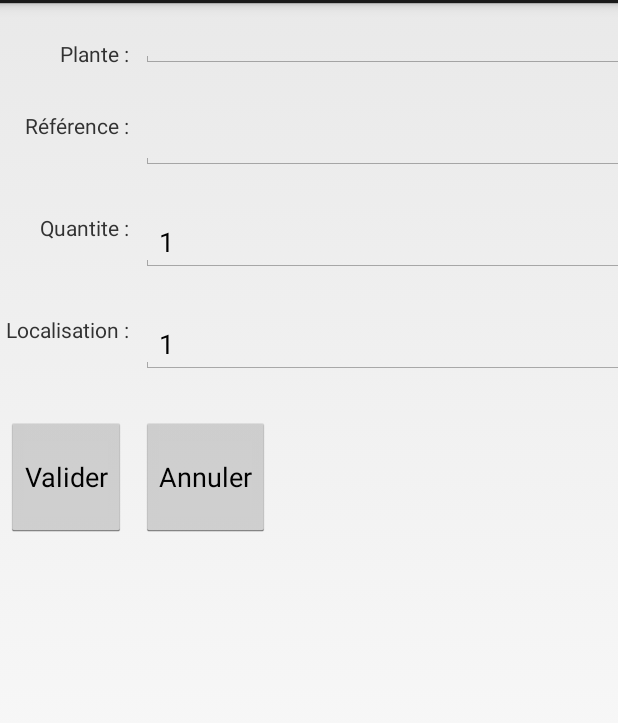
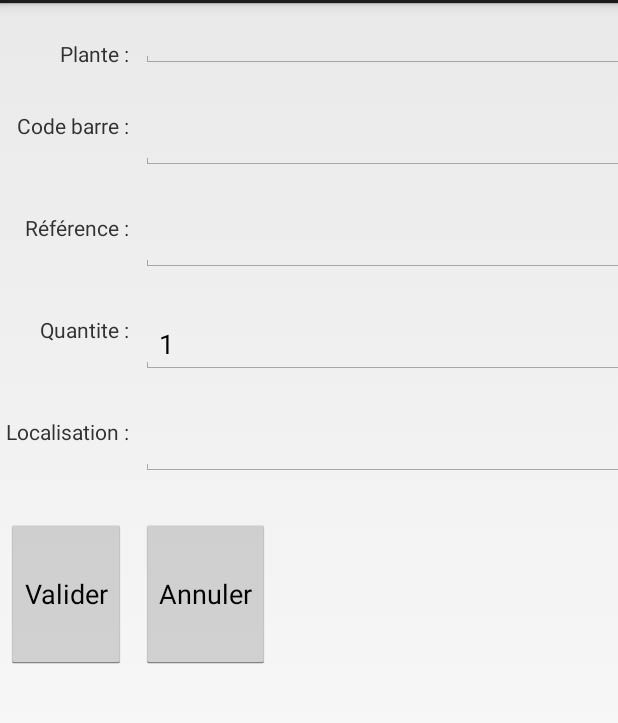
Before and after one commit to jmauffray/LibreInventory, an Android app: the InventoryActivity screen opened directly, with no data from a screen before it, after a tap on "Annuler", on a phone screen of 412 x 824 dp, the part 69-792 px from its top. Run offline under Robolectric (Android 15) with nearby library versions, the light colour scheme and no system bars.

Commit message:
Update inventory

```diff
--- a/app/src/main/java/com/libreinventory/libreinventory/InventoryActivity.java
+++ b/app/src/main/java/com/libreinventory/libreinventory/InventoryActivity.java
@@ -2,7 +2,8 @@ package com.libreinventory.libreinventory;
 
 import android.app.Activity;
 import android.os.Bundle;
-import android.util.Log;
+import android.text.Editable;
+import android.text.TextWatcher;
 import android.view.View;
 import android.view.View.OnClickListener;
 import android.widget.AdapterView;
@@ -11,6 +12,7 @@ import android.widget.AutoCompleteTextView;
 import android.widget.Button;
 import android.widget.EditText;
 import android.widget.TextView;
+import android.widget.Toast;
 
 import com.libreinventory.libreinventory.config.Config;
 import com.libreinventory.libreinventory.db.InventoryItemDAO;
@@ -21,24 +23,29 @@ import com.libreinventory.libreinventory.widget.ProductsAutoCompleteAdapter;
 import java.sql.SQLException;
 
 
-/**
- * A login screen that offers login via email/password.
- */
 public class InventoryActivity extends Activity implements OnClickListener {
-
 
     private View mRootView;
 
     // UI references.
+    private AutoCompleteTextView mProductText;
+    private EditText mBarCode;
     private EditText mReferenceText;
     private EditText mQuantiteText;
     private EditText mLocalisationText;
 
     @Override
     protected void onCreate(Bundle savedInstanceState) {
+
         super.onCreate(savedInstanceState);
         setContentView(R.layout.activity_inventory);
         mRootView = getWindow().getDecorView();
+
+        mProductText = (AutoCompleteTextView) mRootView.findViewById(R.id.autoCompleteTextProduct);
+        mBarCode = (EditText) mRootView.findViewById(R.id.editTextBarCode);
+        mReferenceText = (EditText) mRootView.findViewById(R.id.editTextRef);
+        mQuantiteText = (EditText) mRootView.findViewById(R.id.editTextQuantite);
+        mLocalisationText = (EditText) mRootView.findViewById(R.id.editTextLoc);
 
         //button listeners
         Button b = (Button) mRootView.findViewById(R.id.buttonOk);
@@ -46,6 +53,33 @@ public class InventoryActivity extends Activity implements OnClickListener {
 
         b = (Button) mRootView.findViewById(R.id.buttonCancel);
         b.setOnClickListener(this);
+
+        mBarCode.addTextChangedListener(new TextWatcher(){
+
+            public void afterTextChanged(Editable s) {
+                if(s.toString().length() == 13)
+                { //EAN13
+                    for(Article a:Config.articles)
+                    {
+                        if(a.getBarCode().equals(s))
+                        {
+                            mReferenceText.setText(String.valueOf(a.getId()));
+                        }
+                        else
+                        {
+                            mReferenceText.setText("Code barre inconnu");
+                        }
+                    }
+                }
+            }
+
+            public void beforeTextChanged(CharSequence s, int start, int count, int after)
+            {}
+
+            public void onTextChanged(CharSequence s, int start, int before, int count)
+            {}
+        });
+
 
         //autocomplete
         AutoCompleteTextView t =
@@ -64,6 +98,7 @@ public class InventoryActivity extends Activity implements OnClickListener {
                                     long position) {
                 Article article = (Article) adapter.getItem((int) position);
                 setInteger(mRootView, R.id.editTextRef, article.getId());
+                setString(mRootView, R.id.editTextBarCode, article.getBarCode());
             }
         });
 
@@ -72,12 +107,13 @@ public class InventoryActivity extends Activity implements OnClickListener {
     @Override
     public void onClick(View arg0) {
 
-        Log.e("log click", "aaaa");
         switch (arg0.getId()) {
             case R.id.buttonOk:
                 saveInventory();
                 break;
             case R.id.buttonCancel:
+                clearView();
+                Toast.makeText(this, "Annulé", Toast.LENGTH_SHORT).show();
                 break;
             default:
                 break;
@@ -87,14 +123,28 @@ public class InventoryActivity extends Activity implements OnClickListener {
     private void saveInventory() {
 
         // read inventory
-        EditText refStr = (EditText) mRootView.findViewById(R.id.editTextRef);
-        int ref = Integer.parseInt(refStr.getText().toString());
+        int ref = 0;
+        try
+        {
+            ref = Integer.parseInt(mReferenceText.getText().toString());
+        } catch (NumberFormatException e)
+        {
+            Toast.makeText(this, "Référence non définie", Toast.LENGTH_SHORT).show();
+            return;
+        }
 
-        EditText qStr = (EditText) mRootView.findViewById(R.id.editTextQuantite);
-        int q = Integer.parseInt(qStr.getText().toString());
+        int q = 0;
+        try
+        {
+             q = Integer.parseInt(mQuantiteText.getText().toString());
+        }
+        catch (NumberFormatException e)
+        {
+            Toast.makeText(this, "Quantité non définie", Toast.LENGTH_SHORT).show();
+            return;
 
-        EditText locStr = (EditText) mRootView.findViewById(R.id.editTextLoc);
-        String loc = locStr.getText().toString();
+        }
+        String loc = mLocalisationText.getText().toString();
 
         InventoryItem i = new InventoryItem();
         i.setArticleId(ref);
@@ -110,6 +160,18 @@ public class InventoryActivity extends Activity implements OnClickListener {
         }
         dao.createVente(i);
 
+        Toast.makeText(this, "Article ajouté:" + ref, Toast.LENGTH_SHORT).show();
+
+        clearView();
+    }
+
+    private void clearView() {
+
+        mProductText.setText("", false);
+        mBarCode.setText("");
+        mReferenceText.setText("");
+        mQuantiteText.setText("1");
+        mLocalisationText.setText("");
     }
 
     private void setString(View v, int id, String value) {
--- a/app/src/main/res/layout/activity_inventory.xml
+++ b/app/src/main/res/layout/activity_inventory.xml
@@ -4,12 +4,11 @@
     android:layout_height="fill_parent"
     android:alignmentMode="alignBounds"
     android:columnCount="2"
-    android:rowCount="6"
+    android:rowCount="7"
     android:useDefaultMargins="true"
     tools:context="com.libreinventory.libreinventory.InventoryActivity">
 
         <!-- plante -->
-
         <TextView
             android:layout_height="60dip"
             android:layout_column="0"
@@ -31,13 +30,30 @@
             <requestFocus />
         </AutoCompleteTextView>
 
-    <!-- prix -->
-
+    <!-- code barre -->
     <TextView
         android:layout_height="60dip"
         android:layout_column="0"
         android:layout_gravity="right|center"
         android:layout_row="2"
+        android:text="Code barre :" />
+
+    <EditText
+        android:id="@+id/editTextBarCode"
+        android:layout_width="match_parent"
+        android:layout_column="1"
+        android:layout_gravity="left|top"
+        android:layout_row="2"
+        android:ems="10"
+        android:inputType="text" >
+    </EditText>
+
+    <!-- Reference -->
+    <TextView
+        android:layout_height="60dip"
+        android:layout_column="0"
+        android:layout_gravity="right|center"
+        android:layout_row="3"
         android:text="Référence :" />
 
     <EditText
@@ -45,18 +61,17 @@
         android:layout_width="match_parent"
         android:layout_column="1"
         android:layout_gravity="left|top"
-        android:layout_row="2"
+        android:layout_row="3"
         android:ems="10"
-        android:inputType="numberDecimal" >
+        android:inputType="text" >
     </EditText>
 
         <!-- quantite -->
-
         <TextView
             android:layout_height="60dip"
             android:layout_column="0"
             android:layout_gravity="right|center"
-            android:layout_row="3"
+            android:layout_row="4"
             android:text="Quantite :" />
 
         <EditText
@@ -64,18 +79,17 @@
             android:layout_width="match_parent"
             android:layout_column="1"
             android:layout_gravity="left|top"
-            android:layout_row="3"
-            android:ems="10"
+            android:layout_row="4"
+            android:ems="15"
             android:inputType="numberDecimal"
             android:text="1" />
 
     <!-- localisation -->
-
     <TextView
         android:layout_height="60dip"
         android:layout_column="0"
         android:layout_gravity="right|center"
-        android:layout_row="4"
+        android:layout_row="5"
         android:text="Localisation :" />
 
     <EditText
@@ -83,30 +97,30 @@
         android:layout_width="match_parent"
         android:layout_column="1"
         android:layout_gravity="left|top"
-        android:layout_row="4"
-        android:ems="10"
+        android:layout_row="5"
+        android:ems="15"
         android:inputType="text"
-        android:text="1" />
+        android:text="" />
 
-
+    <!-- buttons -->
     <Button
         android:id="@+id/buttonOk"
         android:layout_width="wrap_content"
-        android:layout_height="80sp"
+        android:layout_height="100sp"
         android:layout_weight="1"
         android:layout_column="0"
         android:layout_gravity="left|top"
-        android:layout_row="5"
+        android:layout_row="6"
         android:text="Valider"/>
 
     <Button
         android:id="@+id/buttonCancel"
         android:layout_width="wrap_content"
-        android:layout_height="80sp"
+        android:layout_height="100sp"
         android:layout_weight="1"
         android:layout_column="1"
         android:layout_gravity="left|top"
-        android:layout_row="5"
+        android:layout_row="6"
         android:text="Annuler"/>
 
 </GridLayout>
```
